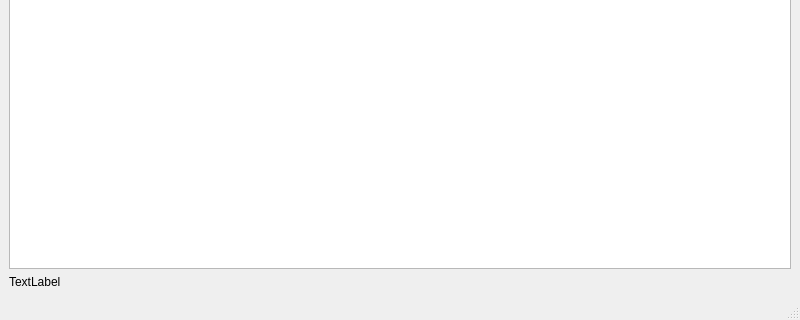
thestr4ng3r/psvr, file mainwindow.ui: the form before one commit; both pictures show x 0 to 800 and y 280 to 600 of the 800 by 600 pixel window.
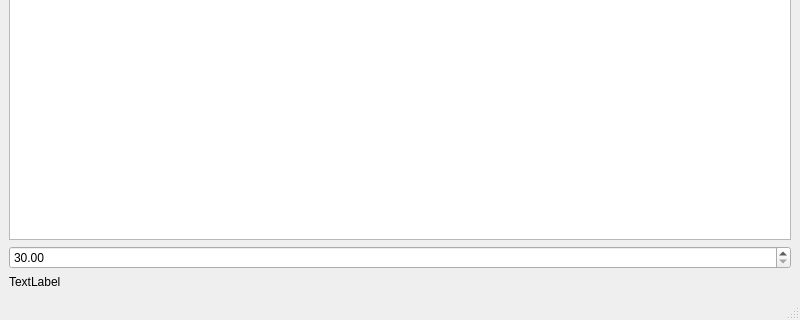
The form after the commit.

Patch:
```diff
--- a/mainwindow.ui
+++ b/mainwindow.ui
@@ -16,7 +16,20 @@
   <widget class="QWidget" name="centralwidget">
    <layout class="QVBoxLayout" name="verticalLayout">
     <item>
-     <widget class="QListView" name="ListView"/>
+     <widget class="QTableWidget" name="TestTableWidget"/>
+    </item>
+    <item>
+     <widget class="QDoubleSpinBox" name="FOVDoubleSpinBox">
+      <property name="minimum">
+       <double>30.000000000000000</double>
+      </property>
+      <property name="maximum">
+       <double>180.000000000000000</double>
+      </property>
+      <property name="singleStep">
+       <double>0.500000000000000</double>
+      </property>
+     </widget>
     </item>
     <item>
      <widget class="QLabel" name="DebugLabel">
```
